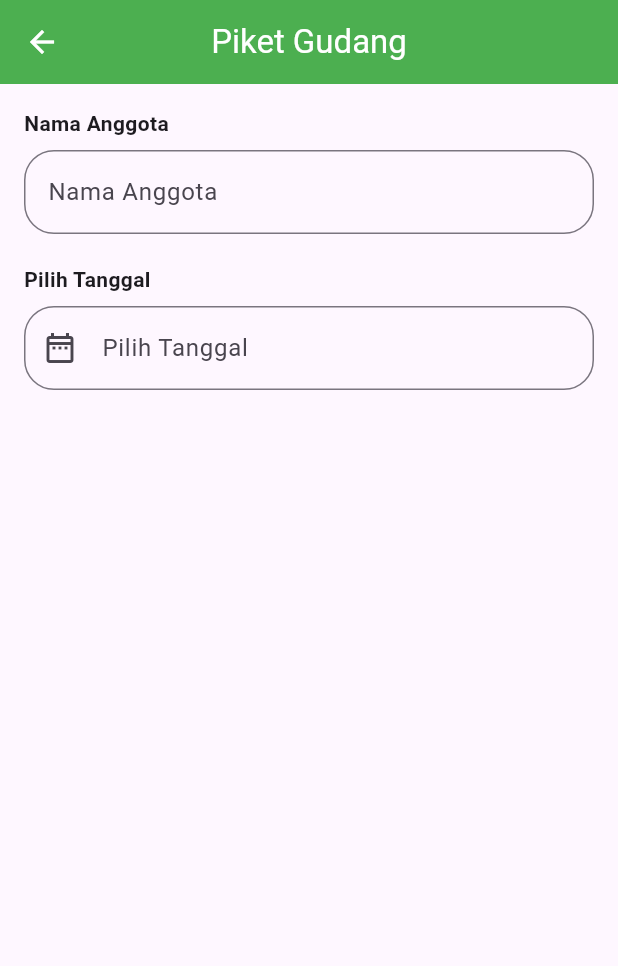
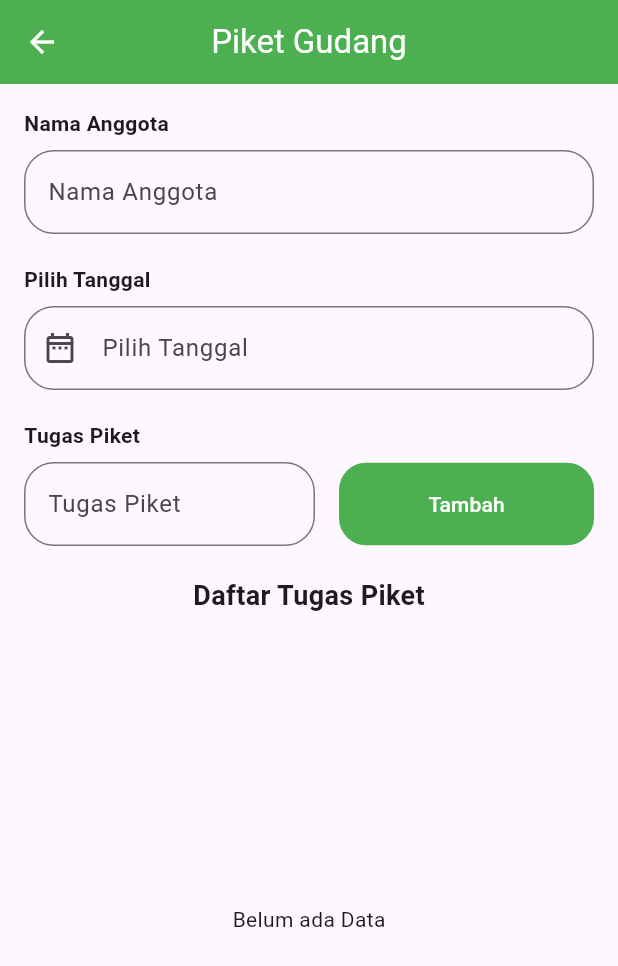
Before and after one commit to nadiacahyadewi/20220140001_UCP1Flutter, a Flutter app: the PiketPage screen opened directly with empty values, on a phone screen of 412 x 824 dp. Shown: the top 966 px of the screen. Run offline on Flutter 3.47's test engine with Material 3 defaults, Android fonts, the phone set to English and light mode, and no system bars.

Commit message:
membuat form tugas piket dan menampilkan daftar tugas piket

```diff
--- a/lib/piket_page.dart
+++ b/lib/piket_page.dart
@@ -12,6 +12,7 @@ class PiketPage extends StatefulWidget {
 
 class _PiketPageState extends State<PiketPage> {
   late TextEditingController emailController;
+  late TextEditingController tugasController;
 
   final _formKey = GlobalKey<FormState>();
   final List<Map<String, String>> taskList = [];
@@ -21,11 +22,13 @@ class _PiketPageState extends State<PiketPage> {
   void initState() {
     super.initState();
     emailController = TextEditingController(text: widget.email);
+    tugasController = TextEditingController();
   }
 
   @override
   void dispose() {
     emailController.dispose();
+    tugasController.dispose();
     super.dispose();
   }
 
@@ -37,8 +40,13 @@ class _PiketPageState extends State<PiketPage> {
     setState(() {
       taskList.add({
         'nama': emailController.text,
-        'tanggal': DateFormat('EEEE, d MMMM yyyy', 'id_ID').format(_selectedDate!),
+        'tanggal': DateFormat(
+          'EEEE, d MMMM yyyy',
+          'id_ID',
+        ).format(_selectedDate!),
+        'tugas': tugasController.text,
       });
+      tugasController.clear();
       _selectedDate = null;
     });
   }
@@ -62,7 +70,10 @@ class _PiketPageState extends State<PiketPage> {
     return Scaffold(
       appBar: AppBar(
         backgroundColor: Colors.green,
-        title: const Text('Piket Gudang', style: TextStyle(color: Colors.white)),
+        title: const Text(
+          'Piket Gudang',
+          style: TextStyle(color: Colors.white),
+        ),
         centerTitle: true,
         iconTheme: const IconThemeData(color: Colors.white),
       ),
@@ -73,12 +84,17 @@ class _PiketPageState extends State<PiketPage> {
           child: Column(
             crossAxisAlignment: CrossAxisAlignment.start,
             children: [
-              const Text('Nama Anggota', style: TextStyle(fontWeight: FontWeight.bold)),
+              const Text(
+                'Nama Anggota',
+                style: TextStyle(fontWeight: FontWeight.bold),
+              ),
               const SizedBox(height: 8),
               TextFormField(
                 controller: emailController,
                 decoration: InputDecoration(
-                  border: OutlineInputBorder(borderRadius: BorderRadius.circular(20)),
+                  border: OutlineInputBorder(
+                    borderRadius: BorderRadius.circular(20),
+                  ),
                   hintText: 'Nama Anggota',
                 ),
                 validator: (value) {
@@ -89,17 +105,26 @@ class _PiketPageState extends State<PiketPage> {
                 },
               ),
               const SizedBox(height: 20),
-              const Text('Pilih Tanggal', style: TextStyle(fontWeight: FontWeight.bold)),
+              const Text(
+                'Pilih Tanggal',
+                style: TextStyle(fontWeight: FontWeight.bold),
+              ),
               const SizedBox(height: 8),
               TextFormField(
                 readOnly: true,
                 onTap: pickDate,
                 decoration: InputDecoration(
                   prefixIcon: const Icon(Icons.date_range_outlined),
-                  hintText: _selectedDate == null
-                      ? 'Pilih Tanggal'
-                      : DateFormat('EEEE, d MMMM yyyy', 'id_ID').format(_selectedDate!),
-                  border: OutlineInputBorder(borderRadius: BorderRadius.circular(20)),
+                  hintText:
+                      _selectedDate == null
+                          ? 'Pilih Tanggal'
+                          : DateFormat(
+                            'EEEE, d MMMM yyyy',
+                            'id_ID',
+                          ).format(_selectedDate!),
+                  border: OutlineInputBorder(
+                    borderRadius: BorderRadius.circular(20),
+                  ),
                 ),
                 validator: (value) {
                   if (_selectedDate == null) {
@@ -108,6 +133,105 @@ class _PiketPageState extends State<PiketPage> {
                   return null;
                 },
               ),
+              const SizedBox(height: 20),
+              const Text(
+                'Tugas Piket',
+                style: TextStyle(fontWeight: FontWeight.bold),
+              ),
+              const SizedBox(height: 8),
+              Row(
+                children: [
+                  Expanded(
+                    child: TextFormField(
+                      controller: tugasController,
+                      decoration: InputDecoration(
+                        border: OutlineInputBorder(
+                          borderRadius: BorderRadius.circular(20),
+                        ),
+                        hintText: 'Tugas Piket',
+                      ),
+                      validator: (value) {
+                        if (value == null || value.isEmpty) {
+                          return 'Tugas tidak boleh kosong';
+                        }
+                        return null;
+                      },
+                    ),
+                  ),
+                  const SizedBox(width: 16),
+                  SizedBox(
+                    height: 55,
+                    width: 170,
+                    child: FilledButton(
+                      onPressed: () {
+                        if (_formKey.currentState!.validate() &&
+                            _selectedDate != null) {
+                          addTask();
+                        }
+                      },
+                      style: FilledButton.styleFrom(
+                        backgroundColor: Colors.green,
+                        shape: RoundedRectangleBorder(
+                          borderRadius: BorderRadius.circular(18),
+                        ),
+                      ),
+                      child: const Text('Tambah'),
+                    ),
+                  ),
+                ],
+              ),
+              const SizedBox(height: 20),
+              const Center(
+                child: Text(
+                  'Daftar Tugas Piket',
+                  style: TextStyle(fontWeight: FontWeight.bold, fontSize: 18),
+                ),
+              ),
+              const SizedBox(height: 8),
+              Expanded(
+                child:
+                    taskList.isEmpty
+                        ? const Center(child: Text('Belum ada Data'))
+                        : ListView.builder(
+                          itemCount: taskList.length,
+                          itemBuilder: (context, index) {
+                            final tugas = taskList[index];
+                            return Container(
+                              margin: const EdgeInsets.only(bottom: 8),
+                              decoration: BoxDecoration(
+                                color: Colors.green,
+                                borderRadius: BorderRadius.circular(10),
+                              ),
+                              child: ListTile(
+                                title: Text(
+                                  tugas['tugas'] ?? '',
+                                  style: const TextStyle(
+                                    color: Colors.white,
+                                    fontWeight: FontWeight.bold,
+                                  ),
+                                ),
+                                trailing: const Icon(
+                                  Icons.arrow_forward_ios,
+                                  color: Colors.white,
+                                ),
+                                onTap: () {
+                                  Navigator.push(
+                                    context,
+                                    MaterialPageRoute(
+                                      builder:
+                                          (context) => DetailTugasPage(
+                                            tugas: tugas['tugas'] ?? '',
+                                            tanggal: tugas['tanggal'] ?? '',
+                                            nama: tugas['nama'] ?? '',
+                                          ),
+                                    ),
+                                  );
+                                },
+                              ),
+                            );
+                          },
+                        ),
+              ),
             ],
           ),
         ),
```
